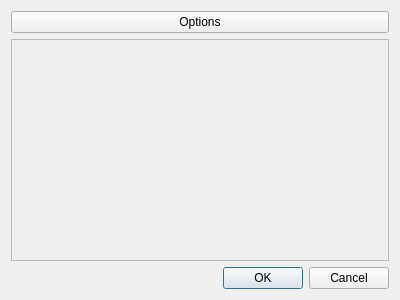
Qt form client/webcam.ui (alu0100851700/ChatMultiusuario) before a commit.
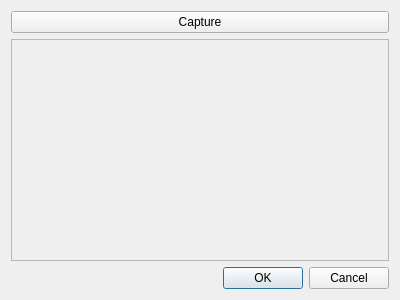
The same form after that commit.

Diff of the .ui file:
```diff
--- a/client/webcam.ui
+++ b/client/webcam.ui
@@ -17,7 +17,7 @@
    <item>
     <widget class="QPushButton" name="OpcionesPushButton">
      <property name="text">
-      <string>Options</string>
+      <string>Capture</string>
      </property>
     </widget>
    </item>
```
Left out of the diff: 2 changed lines with no effect on the pictures.
